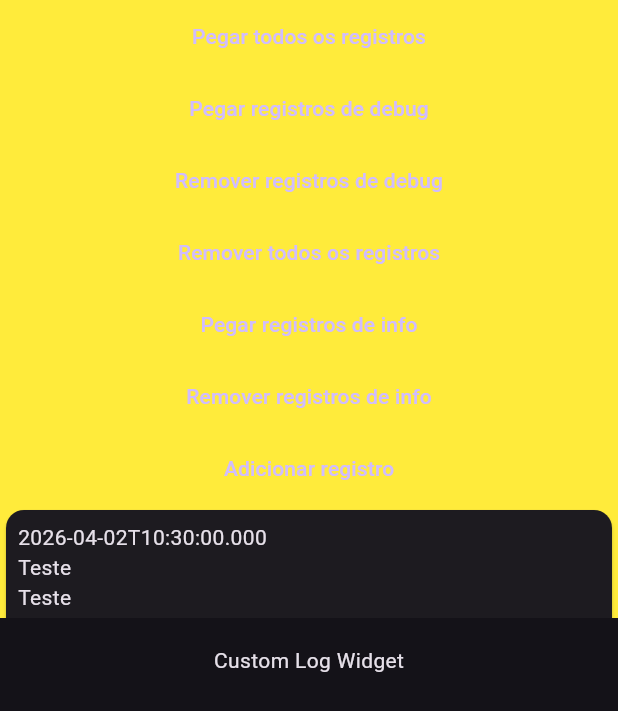
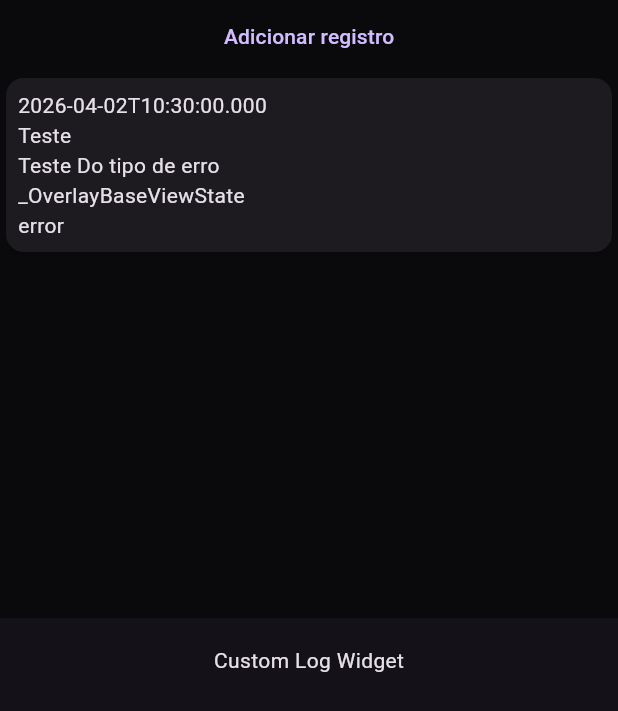
Before and after one commit to saulogatti/overlay_view_logger, a Flutter app: the screen it shows after launch, after a tap on the "add" icon, after a tap on "Adicionar registro", on a phone screen of 412 x 824 dp. Shown: the top 711 px of the screen. Run offline on Flutter 3.47's test engine with Material 3 defaults, Android fonts, the phone set to English and light mode, and no system bars; our stand-ins replace bloc, flutter_bloc, freezed_annotation.

Commit message:
Remove updatedAt field from RegisterModel and related classes; update UI components to reflect changes

```diff
--- a/lib/src/data/models/register_model.dart
+++ b/lib/src/data/models/register_model.dart
@@ -13,7 +13,6 @@ class RegisterModel extends RegisterEntity {
     required super.tag,
     required super.typeObject,
     required super.typeRegister,
-    required super.updatedAt,
     super.createdAt,
   });
 
@@ -23,7 +22,6 @@ class RegisterModel extends RegisterEntity {
     tag: register.tag,
     typeObject: register.typeObject,
     typeRegister: register.typeRegister,
-    updatedAt: register.updatedAt,
     createdAt: register.createdAt,
   );
 
@@ -36,7 +34,6 @@ class RegisterModel extends RegisterEntity {
     tag: registerModel.tag,
     typeObject: registerModel.typeObject,
     typeRegister: registerModel.typeRegister,
-    updatedAt: registerModel.updatedAt,
     createdAt: registerModel.createdAt,
   );
 }
--- a/lib/src/domain/entities/register_entitie.dart
+++ b/lib/src/domain/entities/register_entitie.dart
@@ -14,7 +14,6 @@ class RegisterEntity {
   final String typeObject;
   final TypeRegister typeRegister;
   final DateTime createdAt;
-  final DateTime updatedAt;
 
   RegisterEntity({
     required this.title,
@@ -23,12 +22,10 @@ class RegisterEntity {
     required this.typeObject,
     required this.typeRegister,
     DateTime? createdAt,
-    DateTime? updatedAt,
-  }) : createdAt = createdAt ?? DateTime.now(),
-       updatedAt = updatedAt ?? DateTime.now();
+  }) : createdAt = createdAt ?? DateTime.now();
 
   @override
   String toString() {
-    return 'RegisterEntity(title: $title, description: $description, tag: $tag, typeObject: $typeObject, typeRegister: $typeRegister, createdAt: $createdAt, updatedAt: $updatedAt)';
+    return 'RegisterEntity(title: $title, description: $description, tag: $tag, typeObject: $typeObject, typeRegister: $typeRegister, createdAt: $createdAt)';
   }
 }
--- a/lib/src/view/overlay_app_view_manager.dart
+++ b/lib/src/view/overlay_app_view_manager.dart
@@ -1,4 +1,5 @@
 import 'package:flutter/material.dart';
+
 import 'overlay_app_view.dart';
 
 class OverlayAppViewManager {
@@ -46,7 +47,7 @@ class OverlayAppViewManager {
               },
               child: Material(
                 child: Container(
-                  color: Colors.yellow,
+                  color: Colors.black.withAlpha(128),
                   width: width,
                   height: height,
                   child: const OverlayAppView(),
--- a/lib/src/view/overlay_base_view.dart
+++ b/lib/src/view/overlay_base_view.dart
@@ -19,7 +19,6 @@ class _OverlayBaseViewState extends State<OverlayBaseView> {
   Widget build(BuildContext context) {
     return BlocBuilder<OverlayBloc, OverlayBlocState>(
       builder: (context, state) {
-        print(state);
         return switch (state) {
           OverlayBlocStateInitial() => _buildSuccessEmpty(),
           OverlayBlocStateLoading() => const Center(
@@ -33,50 +32,6 @@ class _OverlayBaseViewState extends State<OverlayBaseView> {
                 ? _buildSuccessEmpty()
                 : Column(
                     children: [
-                      TextButton(
-                        onPressed: () {
-                          context.read<OverlayBloc>().getAllRegisters();
-                        },
-                        child: const Text('Pegar todos os registros'),
-                      ),
-                      TextButton(
-                        onPressed: () {
-                          context.read<OverlayBloc>().getRegistersByType(
-                            TypeRegister.debug,
-                          );
-                        },
-                        child: const Text('Pegar registros de debug'),
-                      ),
-                      TextButton(
-                        onPressed: () {
-                          context.read<OverlayBloc>().removeRegistersByType(
-                            TypeRegister.debug,
-                          );
-                        },
-                        child: const Text('Remover registros de debug'),
-                      ),
-                      TextButton(
-                        onPressed: () {
-                          context.read<OverlayBloc>().removeAllRegisters();
-                        },
-                        child: const Text('Remover todos os registros'),
-                      ),
-                      TextButton(
-                        onPressed: () {
-                          context.read<OverlayBloc>().getRegistersByType(
-                            TypeRegister.info,
-                          );
-                        },
-                        child: const Text('Pegar registros de info'),
-                      ),
-                      TextButton(
-                        onPressed: () {
-                          context.read<OverlayBloc>().removeRegistersByType(
-                            TypeRegister.info,
-                          );
-                        },
-                        child: const Text('Remover registros de info'),
-                      ),
                       _buildSuccessEmpty(),
                       Expanded(child: ListWidget(registers: registers)),
                     ],
@@ -126,9 +81,9 @@ class _OverlayBaseViewState extends State<OverlayBaseView> {
           context.read<OverlayBloc>().addRegister(
             RegisterEntity(
               title: 'Teste',
-              description: 'Teste',
-              tag: 'Teste',
-              typeObject: 'Teste',
+              description: StackTrace.current.toString(),
+              tag: 'Teste Do tipo de erro',
+              typeObject: runtimeType.toString(),
               typeRegister: TypeRegister.error,
             ),
           );
--- a/lib/src/view/register_details_view.dart
+++ b/lib/src/view/register_details_view.dart
@@ -25,10 +25,6 @@ class RegisterDetailsView extends StatelessWidget {
           _DetailItem(
             label: 'Data de criação',
             value: register.createdAt.toIso8601String(),
-          ),
-          _DetailItem(
-            label: 'Data de atualização',
-            value: register.updatedAt.toIso8601String(),
           ),
         ],
       ),
--- a/lib/src/view/widgets/card_widget.dart
+++ b/lib/src/view/widgets/card_widget.dart
@@ -23,7 +23,7 @@ class CardWidget extends StatelessWidget {
           child: Column(
             crossAxisAlignment: CrossAxisAlignment.start,
             children: [
-              Text(register.updatedAt.toIso8601String()),
+              Text(register.createdAt.toIso8601String()),
               Text(register.title),
               Text(register.tag),
               Text(register.typeObject),
--- a/lib/src/view/widgets/list_widget.dart
+++ b/lib/src/view/widgets/list_widget.dart
@@ -1,4 +1,5 @@
 import 'package:flutter/material.dart';
+
 import '../../domain/entities/register_entitie.dart';
 import 'card_widget.dart';
 
```
Also changed, not shown: lib/src/view/widgets/bottom_widget.dart (+44 -0 lines), lib/src/data/models/register_model.g.dart.
